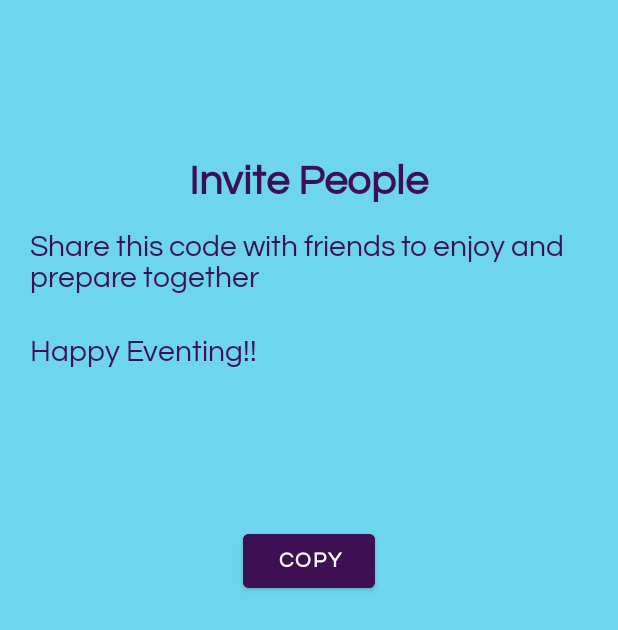
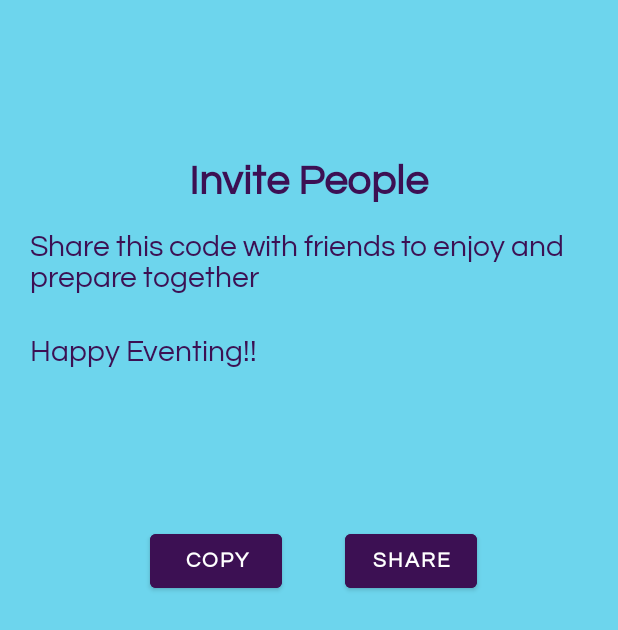
Before and after one commit to anika235/EventGo, an Android app: the invite screen opened directly, with no data from a screen before it, on a phone screen of 412 x 824 dp. Shown: the top 630 px of the screen. Run offline under Robolectric (Android 15) with nearby library versions, the phone set to English and light mode, and no system bars; our stand-ins replace Firebase (no records; nobody signed in at launch, a user with empty details on screens opened directly).

```diff
--- a/app/src/main/java/com/example/eventgo/Event.java
+++ b/app/src/main/java/com/example/eventgo/Event.java
@@ -84,4 +84,5 @@ public class Event {
 
 
 
+
 }
--- a/app/src/main/java/com/example/eventgo/infosActivity.java
+++ b/app/src/main/java/com/example/eventgo/infosActivity.java
@@ -48,7 +48,7 @@ public class infosActivity extends AppCompatActivity {
         String bud = budget.getText().toString();
         String gue = guest.getText().toString();
 
-      String key=getIntent().getStringExtra("Key");
+        String key=getIntent().getStringExtra("Key");
         HashMap<String,String> EventMap=new HashMap<String, String>();
         EventMap.put("location",loc);
         EventMap.put("budget",bud);
--- a/app/src/main/java/com/example/eventgo/invite.java
+++ b/app/src/main/java/com/example/eventgo/invite.java
@@ -29,6 +29,7 @@ public class invite extends AppCompatActivity {
 
     TextView code;
     Button copybutton;
+    Button sharebutton;
 
     @Override
     protected void onCreate(Bundle savedInstanceState) {
@@ -51,6 +52,21 @@ public class invite extends AppCompatActivity {
             }
         });
 
+        sharebutton = findViewById(R.id.sharebutton);
+        sharebutton.setOnClickListener(new View.OnClickListener() {
+            @Override
+            public void onClick(View view) {
+                Intent intent = new Intent(Intent.ACTION_SEND);
+                intent.setType("text/plain");
+                String shareBody = "I want to invite you to join my event using "+ code.getText().toString() +" and by downloading EventGo app and have a great time.";
+                String Sharesub = "Join My event";
+                intent.putExtra(Intent.EXTRA_SUBJECT, Sharesub);
+                intent.putExtra(Intent.EXTRA_TEXT, shareBody);
+                startActivity(Intent.createChooser(intent, "Share Using"));
+
+            }
+        });
+
     }
 
 }
--- a/app/src/main/java/com/example/eventgo/third_page.java
+++ b/app/src/main/java/com/example/eventgo/third_page.java
@@ -124,9 +124,6 @@ public class third_page extends AppCompatActivity implements AdapterView.OnItemS
             }
         });
 
-
-
-
     }
 
     @Override
--- a/app/src/main/res/layout/activity_invite.xml
+++ b/app/src/main/res/layout/activity_invite.xml
@@ -52,8 +52,19 @@
         android:layout_height="wrap_content"
         android:layout_marginTop="350dp"
         android:backgroundTint="@color/color3"
-        android:layout_centerHorizontal="true"
+        android:layout_marginLeft="100dp"
         android:text="Copy"
+        android:textColor="@color/white"
+        android:textStyle="bold"/>
+
+    <com.google.android.material.button.MaterialButton
+        android:id="@+id/sharebutton"
+        android:layout_width="wrap_content"
+        android:layout_height="wrap_content"
+        android:layout_marginTop="350dp"
+        android:backgroundTint="@color/color3"
+        android:layout_marginLeft="230dp"
+        android:text="Share"
         android:textColor="@color/white"
         android:textStyle="bold"/>
 
```
Also changed, not shown: app/src/main/java/com/example/eventgo/adaptercardview.java (+20 -4 lines), app/src/main/java/com/example/eventgo/homeFragment.java (+32 -24 lines), 20 other files.
